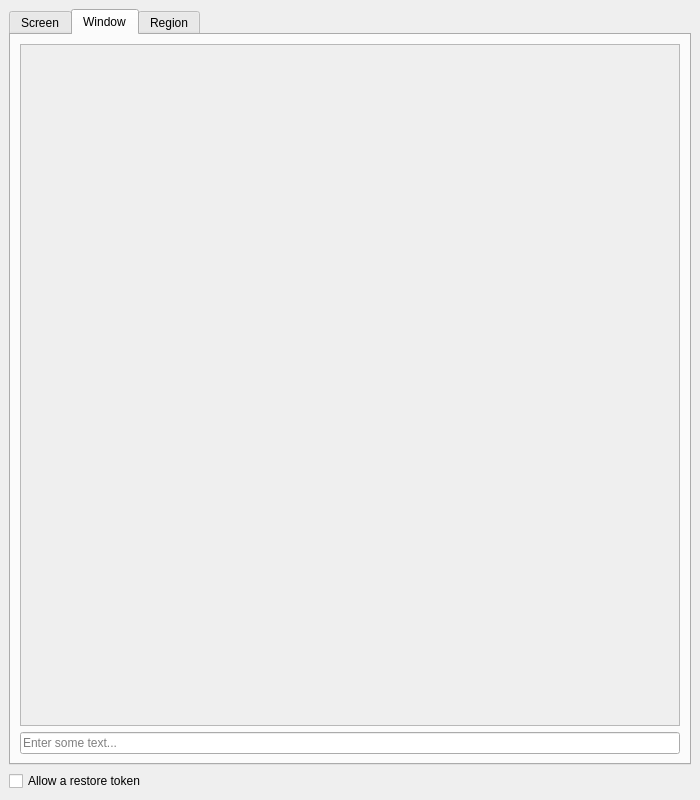
First picture: the form in hyprland-share-picker/mainpicker.ui, repository TheAngusMcFire/xdg-desktop-portal-hyprland, before the edit.
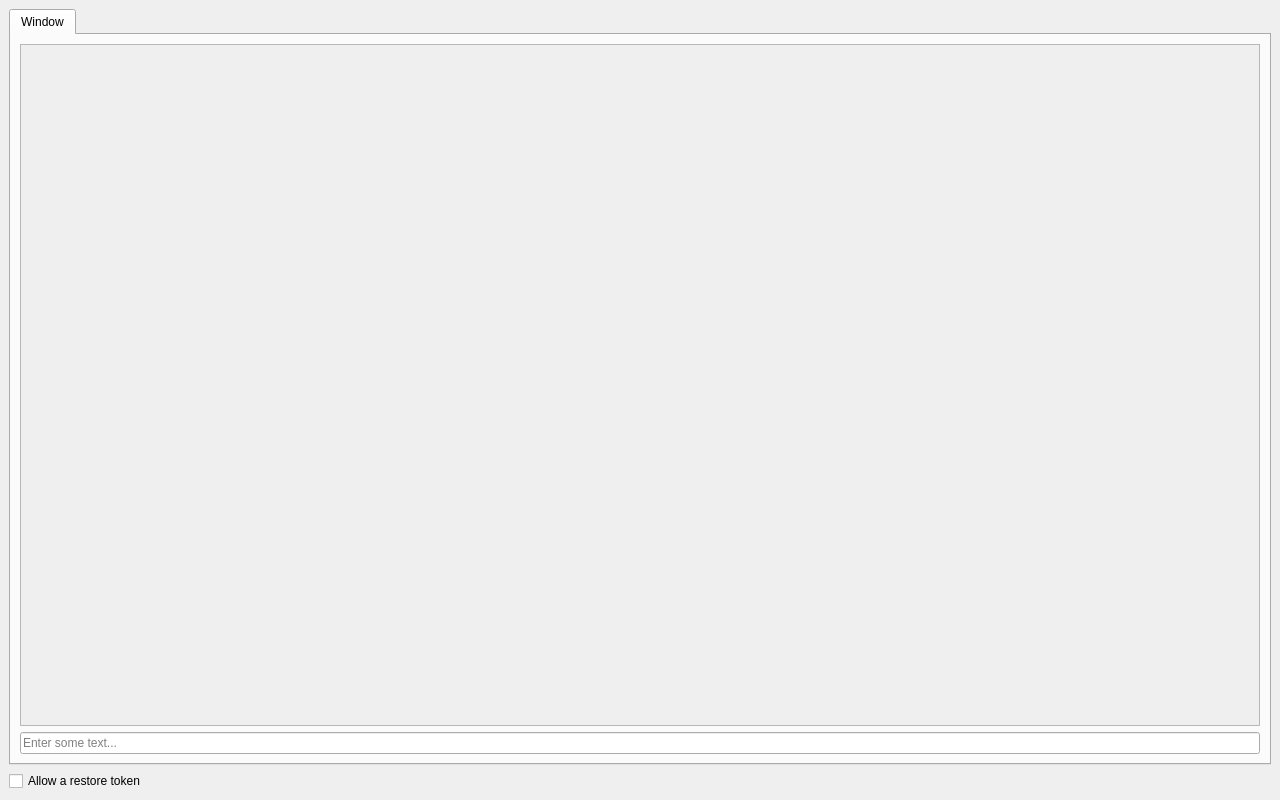
Second picture: the form after the edit. The open tabs and pages were chosen to show the change.

Commit message: [master] removed region and window page and move everything into one searchable list

Patch:
```diff
--- a/hyprland-share-picker/mainpicker.ui
+++ b/hyprland-share-picker/mainpicker.ui
@@ -18,7 +18,7 @@
   </property>
   <property name="minimumSize">
    <size>
-    <width>700</width>
+    <width>1280</width>
     <height>800</height>
    </size>
   </property>
@@ -44,12 +44,12 @@
      <height>0</height>
     </size>
    </property>
-   <property name="maximumSize">
+  <!-- <property name="maximumSize">
     <size>
      <width>1280</width>
      <height>800</height>
     </size>
-   </property>
+   </property>-->
    <layout class="QVBoxLayout" name="verticalLayout_2">
     <item>
      <layout class="QVBoxLayout" name="verticalLayout">
@@ -85,7 +85,73 @@
         <property name="currentIndex">
          <number>0</number>
         </property>
-        <widget class="QWidget" name="screens">
+
+        <widget class="QWidget" name="windows">
+         <property name="sizePolicy">
+          <sizepolicy hsizetype="Expanding" vsizetype="Expanding">
+           <horstretch>0</horstretch>
+           <verstretch>0</verstretch>
+          </sizepolicy>
+         </property>
+         <attribute name="title">
+          <string>Window</string>
+         </attribute>
+         <layout class="QGridLayout" name="gridLayout_3">
+          <item row="0" column="0">
+           <widget class="QScrollArea" name="scrollArea_2">
+            <property name="focusPolicy">
+             <enum>Qt::NoFocus</enum>
+            </property>
+            <property name="horizontalScrollBarPolicy">
+             <enum>Qt::ScrollBarAlwaysOff</enum>
+            </property>
+            <property name="widgetResizable">
+             <bool>true</bool>
+            </property>
+            <property name="alignment">
+             <set>Qt::AlignLeading|Qt::AlignLeft|Qt::AlignTop</set>
+            </property>
+            <widget class="QWidget" name="scrollAreaWidgetContents_2">
+             <property name="geometry">
+              <rect>
+               <x>0</x>
+               <y>0</y>
+               <width>410</width>
+               <height>18</height>
+              </rect>
+             </property>
+             <property name="sizePolicy">
+              <sizepolicy hsizetype="Ignored" vsizetype="Maximum">
+               <horstretch>0</horstretch>
+               <verstretch>0</verstretch>
+              </sizepolicy>
+             </property>
+             <property name="minimumSize">
+              <size>
+               <width>0</width>
+               <height>0</height>
+              </size>
+             </property>
+             <property name="focusPolicy">
+              <enum>Qt::NoFocus</enum>
+             </property>
+             <layout class="QVBoxLayout" name="windowsScrollAreaLayout"/>
+            </widget>
+           </widget>
+          </item>
+		  <item row="1" column="0">
+			<widget class="QLineEdit" name="searchLineEdit">
+			 <property name="focusPolicy">
+			  <enum>Qt::StrongFocus</enum>
+			 </property>
+			 <property name="placeholderText">
+			  <string>Enter some text...</string>
+			 </property>
+			</widget>
+		   </item>
+         </layout>
+        </widget>
+        <!--<widget class="QWidget" name="screens">
          <property name="sizePolicy">
           <sizepolicy hsizetype="Expanding" vsizetype="Expanding">
            <horstretch>0</horstretch>
@@ -167,73 +233,8 @@
            </widget>
           </item>
          </layout>
-        </widget>
-        <widget class="QWidget" name="windows">
-         <property name="sizePolicy">
-          <sizepolicy hsizetype="Expanding" vsizetype="Expanding">
-           <horstretch>0</horstretch>
-           <verstretch>0</verstretch>
-          </sizepolicy>
-         </property>
-         <attribute name="title">
-          <string>Window</string>
-         </attribute>
-         <layout class="QGridLayout" name="gridLayout_3">
-          <item row="0" column="0">
-           <widget class="QScrollArea" name="scrollArea_2">
-            <property name="focusPolicy">
-             <enum>Qt::NoFocus</enum>
-            </property>
-            <property name="horizontalScrollBarPolicy">
-             <enum>Qt::ScrollBarAlwaysOff</enum>
-            </property>
-            <property name="widgetResizable">
-             <bool>true</bool>
-            </property>
-            <property name="alignment">
-             <set>Qt::AlignLeading|Qt::AlignLeft|Qt::AlignTop</set>
-            </property>
-            <widget class="QWidget" name="scrollAreaWidgetContents_2">
-             <property name="geometry">
-              <rect>
-               <x>0</x>
-               <y>0</y>
-               <width>410</width>
-               <height>18</height>
-              </rect>
-             </property>
-             <property name="sizePolicy">
-              <sizepolicy hsizetype="Ignored" vsizetype="Maximum">
-               <horstretch>0</horstretch>
-               <verstretch>0</verstretch>
-              </sizepolicy>
-             </property>
-             <property name="minimumSize">
-              <size>
-               <width>0</width>
-               <height>0</height>
-              </size>
-             </property>
-             <property name="focusPolicy">
-              <enum>Qt::NoFocus</enum>
-             </property>
-             <layout class="QVBoxLayout" name="windowsScrollAreaLayout"/>
-            </widget>
-           </widget>
-          </item>
-		  <item row="1" column="0">
-			<widget class="QLineEdit" name="searchLineEdit">
-			 <property name="focusPolicy">
-			  <enum>Qt::StrongFocus</enum>
-			 </property>
-			 <property name="placeholderText">
-			  <string>Enter some text...</string>
-			 </property>
-			</widget>
-		   </item>
-         </layout>
-        </widget>
-        <widget class="QWidget" name="region">
+        </widget>-->
+        <!--<widget class="QWidget" name="region">
          <property name="sizePolicy">
           <sizepolicy hsizetype="Expanding" vsizetype="Expanding">
            <horstretch>0</horstretch>
@@ -260,7 +261,7 @@
            <enum>QLayout::SetDefaultConstraint</enum>
           </property>
          </layout>
-        </widget>
+        </widget>-->
        </widget>
       </item>
       <item>
```
The commit also changes 1 other file.
